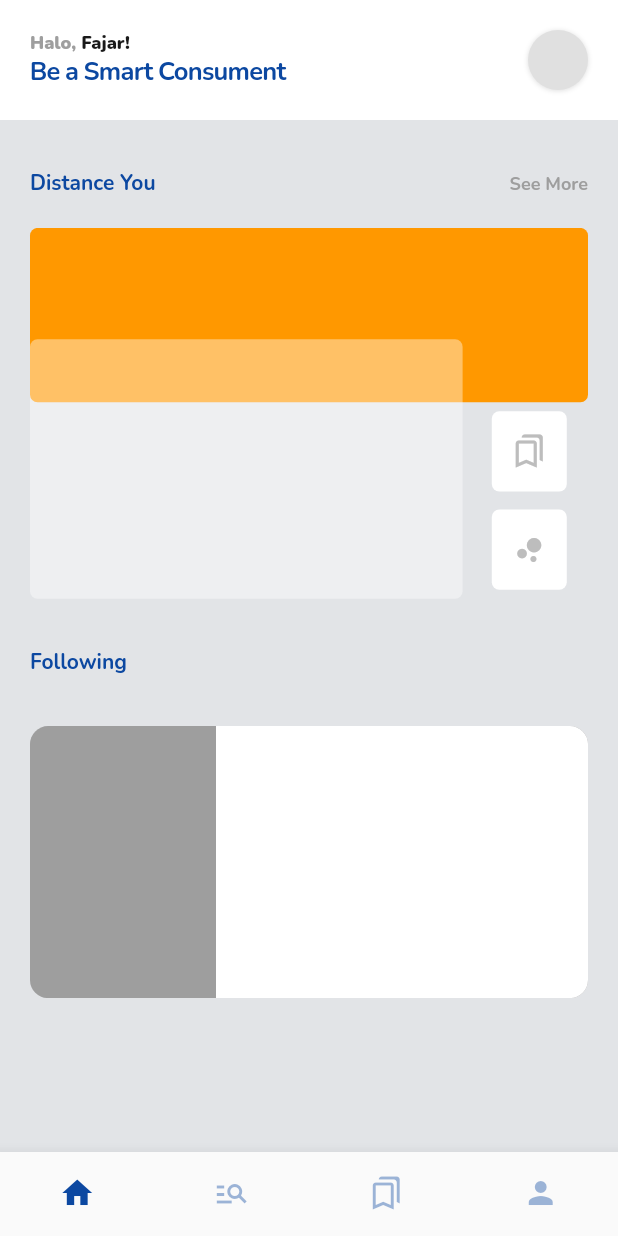
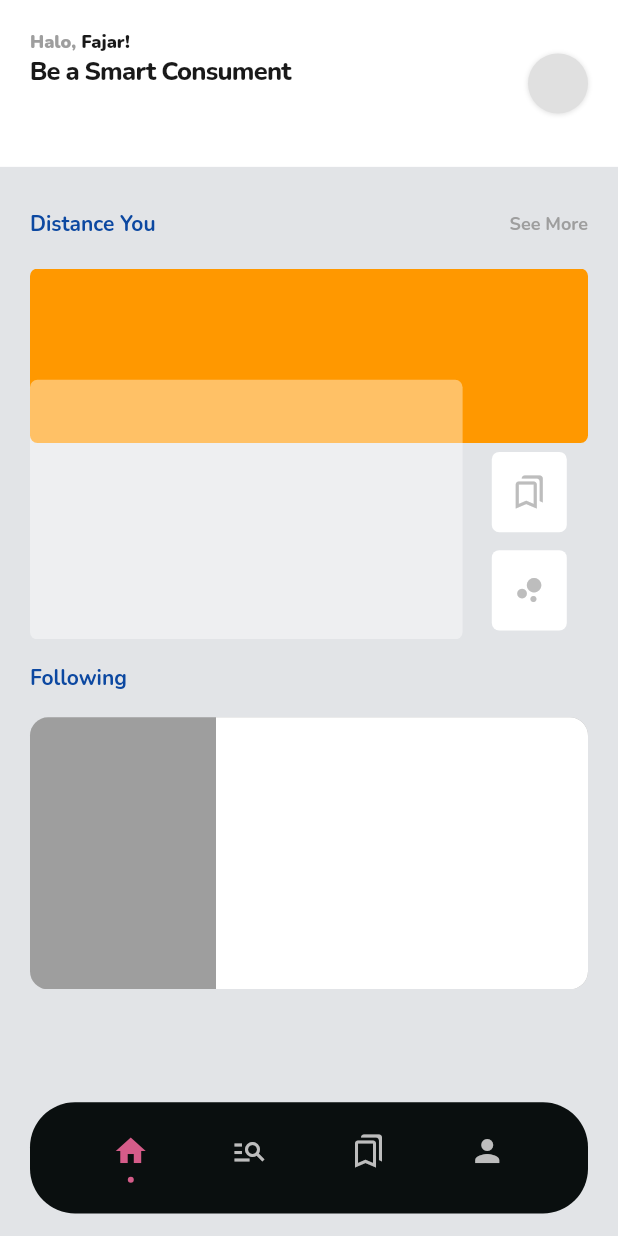
Before and after one commit to animusphere1/kostproject, a Flutter app: the screen it shows after launch, on a phone screen of 412 x 824 dp. Run offline on Flutter 3.47's test engine with Material 2 defaults, Android fonts, the phone set to English and light mode, and no system bars; our stand-ins replace get, google_fonts, google_maps_flutter, supercharged.

Commit message:
add mapscreen

```diff
--- a/lib/core/controller/corescreen_controller.dart
+++ b/lib/core/controller/corescreen_controller.dart
@@ -1,11 +1,20 @@
 import 'package:flutter/material.dart';
 import 'package:get/get.dart';
+import 'package:kost/screen/map/maps_screen.dart';
+import 'package:kost/screen/screen.dart';
 
 class CoreScreenController extends GetxController {
   late PageController _pageController;
   PageController get pageController => _pageController;
 
   RxInt bottomNavigationIndexActive = 0.obs;
+  RxList<Widget> listScreen = const [
+    HomeScreen(),
+    MapsScreen(),
+    HomeScreen(),
+    HomeScreen(),
+  ].obs;
+
   RxList<IconData> listIcon = [
     Icons.home,
     Icons.manage_search_outlined,
--- a/lib/core/utils/color.dart
+++ b/lib/core/utils/color.dart
@@ -6,5 +6,6 @@ class HexColor {
   static final fontColorsBlack = '#191919'.toColor();
   static final fontsColorsBlue = '#0C48A1'.toColor();
 
+  static final containerItemsColorsPurple = '#D55C89'.toColor();
   static final containerItemsLight = '#0A0F0F'.toColor();
 }
--- a/lib/router_generator.dart
+++ b/lib/router_generator.dart
@@ -13,7 +13,7 @@ class RouteGenerator {
     switch (settings.name) {
       case routeHome:
         return GetPageRoute(
-          page: () => HomeScreen(),
+          page: () => const HomeScreen(),
         );
     }
   }
--- a/lib/screen/core_screen.dart
+++ b/lib/screen/core_screen.dart
@@ -1,10 +1,8 @@
-import 'package:flutter/foundation.dart';
 import 'package:flutter/material.dart';
 import 'package:get/get.dart';
 import 'package:kost/core/controller/corescreen_controller.dart';
 import 'package:kost/core/utils/color.dart';
 import 'package:kost/core/utils/height_and_width.dart';
-import 'package:kost/screen/home/home_screen.dart';
 
 class CoreScreen extends StatefulWidget {
   const CoreScreen({Key? key}) : super(key: key);
@@ -20,36 +18,84 @@ class _CoreScreenState extends State<CoreScreen> {
       init: CoreScreenController(),
       builder: (controller) {
         return Scaffold(
-          bottomNavigationBar: BottomNavigationBar(
-            type: BottomNavigationBarType.fixed,
-            showSelectedLabels: false,
-            showUnselectedLabels: false,
-            onTap: (index) => controller.changevalueWithTap(index),
-            items: List.generate(
-              controller.listIcon.length,
-              (index) => BottomNavigationBarItem(
-                icon: Icon(
-                  controller.listIcon[index],
-                  color: controller.bottomNavigationIndexActive.value == index
-                      ? HexColor.fontsColorsBlue
-                      : HexColor.fontsColorsBlue.withOpacity(0.4),
+          body: Stack(
+            children: [
+              PageView(
+                physics: const NeverScrollableScrollPhysics(),
+                controller: controller.pageController,
+                // onPageChanged: (index) => controller.changeValueWithSwap(index),
+                children: controller.listScreen,
+              ),
+              //bottomNavigation
+              Align(
+                alignment: Alignment.bottomCenter,
+                child: Padding(
+                  padding: const EdgeInsets.only(
+                    left: 20,
+                    right: 20,
+                    top: 20,
+                    bottom: 15,
+                  ),
+                  child: bottomNavigation(context, controller),
                 ),
-                label: '',
               ),
-            ),
-          ),
-          body: PageView(
-            controller: controller.pageController,
-            onPageChanged: (index) => controller.changeValueWithSwap(index),
-            children: const [
-              HomeScreen(),
-              HomeScreen(),
-              HomeScreen(),
-              HomeScreen(),
             ],
           ),
         );
       },
     );
   }
+
+  Container bottomNavigation(
+      BuildContext context, CoreScreenController controller) {
+    return Container(
+      height: heightMediaQuery(context) * 0.09,
+      decoration: BoxDecoration(
+        color: HexColor.containerItemsLight,
+        borderRadius: const BorderRadius.all(
+          Radius.circular(30),
+        ),
+      ),
+      child: Row(
+        mainAxisAlignment: MainAxisAlignment.spaceEvenly,
+        children: controller.listScreen.length == controller.listIcon.length
+            ? List.generate(
+                controller.listScreen.length,
+                (index) => Column(
+                  mainAxisAlignment: MainAxisAlignment.center,
+                  children: [
+                    GestureDetector(
+                      onTap: () => controller.changevalueWithTap(index),
+                      child: Icon(
+                        controller.listIcon[index],
+                        color: controller.bottomNavigationIndexActive.value ==
+                                index
+                            ? HexColor.containerItemsColorsPurple
+                            : Colors.grey.shade400,
+                      ),
+                    ),
+                    const SizedBox(
+                      height: 5,
+                    ),
+                    controller.bottomNavigationIndexActive.value == index
+                        ? CircleAvatar(
+                            radius: 2,
+                            backgroundColor:
+                                HexColor.containerItemsColorsPurple,
+                          )
+                        : const CircleAvatar(
+                            radius: 2,
+                            backgroundColor: Colors.transparent,
+                          ),
+                  ],
+                ),
+              )
+            : [
+                SizedBox(
+                  height: heightMediaQuery(context) * 0.1,
+                ),
+              ],
+      ),
+    );
+  }
 }
--- a/lib/screen/home/home_screen.dart
+++ b/lib/screen/home/home_screen.dart
@@ -21,21 +21,28 @@ class _HomeScreenState extends State<HomeScreen>
 
   @override
   Widget build(BuildContext context) {
+    super.build(context);
     return SafeArea(
       child: Scaffold(
         resizeToAvoidBottomInset: false,
         backgroundColor: HexColor.backgroundColorsLight,
-        body: SingleChildScrollView(
+        body: Stack(
+          children: [
+            RefreshIndicator(
+              edgeOffset: 50,
+              onRefresh: () async => await Future.delayed(
+                const Duration(seconds: 2),
+              ),
+              child: SingleChildScrollView(
                 child: Column(
                   crossAxisAlignment: CrossAxisAlignment.start,
                   children: [
-              appBar(context),
                     SizedBox(
-                height: heightMediaQuery(context) * 0.04,
+                      height: heightMediaQuery(context) * 0.17,
                     ),
                     Padding(
-                padding:
-                    const EdgeInsets.only(left: 20.0, right: 20, bottom: 20),
+                      padding: const EdgeInsets.only(
+                          left: 20.0, right: 20, bottom: 20),
                       child: Row(
                         mainAxisAlignment: MainAxisAlignment.spaceBetween,
                         children: [
@@ -60,7 +67,7 @@ class _HomeScreenState extends State<HomeScreen>
                       ),
                     ),
                     listDistance(context),
-              SizedBox(height: heightMediaQuery(context) * 0.04),
+                    SizedBox(height: heightMediaQuery(context) * 0.02),
                     Padding(
                       padding: const EdgeInsets.symmetric(horizontal: 20.0),
                       child: Text(
@@ -72,7 +79,7 @@ class _HomeScreenState extends State<HomeScreen>
                         ),
                       ),
                     ),
-              SizedBox(height: heightMediaQuery(context) * 0.04),
+                    SizedBox(height: heightMediaQuery(context) * 0.02),
                     SizedBox(
                       height: heightMediaQuery(context) * 0.22,
                       child: ListView.builder(
@@ -84,6 +91,10 @@ class _HomeScreenState extends State<HomeScreen>
                     ),
                   ],
                 ),
+              ),
+            ),
+            appBar(context),
+          ],
         ),
       ),
     );
@@ -134,6 +145,7 @@ class _HomeScreenState extends State<HomeScreen>
   Widget appBar(BuildContext context) {
     return Container(
       padding: const EdgeInsets.symmetric(vertical: 20, horizontal: 20),
+      height: heightMediaQuery(context) * 0.135,
       decoration: const BoxDecoration(
         color: Colors.white,
       ),
@@ -170,8 +182,8 @@ class _HomeScreenState extends State<HomeScreen>
                   style: GoogleFonts.nunito(
                     fontSize: 17,
                     letterSpacing: -0.5,
-                    fontWeight: FontWeight.bold,
-                    color: HexColor.fontsColorsBlue,
+                    fontWeight: FontWeight.w800,
+                    color: HexColor.fontColorsBlack,
                     wordSpacing: -0.5,
                   ),
                 ),
@@ -234,6 +246,5 @@ class _HomeScreenState extends State<HomeScreen>
   }
 
   @override
-  // TODO: implement wantKeepAlive
   bool get wantKeepAlive => true;
 }
--- /dev/null
+++ b/lib/screen/map/maps_screen.dart
@@ -0,0 +1,26 @@
+import 'package:flutter/material.dart';
+import 'package:google_maps_flutter/google_maps_flutter.dart';
+
+class MapsScreen extends StatefulWidget {
+  const MapsScreen({Key? key}) : super(key: key);
+
+  @override
+  State<MapsScreen> createState() => _MapsScreenState();
+}
+
+class _MapsScreenState extends State<MapsScreen>
+    with AutomaticKeepAliveClientMixin {
+  CameraPosition klake = const CameraPosition(
+    target: LatLng(37.42796133580664, -122.085749655962),
+    zoom: 14.4746,
+  );
+  @override
+  Widget build(BuildContext context) {
+    return Scaffold(
+      body: GoogleMap(zoomControlsEnabled: false, initialCameraPosition: klake),
+    );
+  }
+
+  @override
+  bool get wantKeepAlive => true;
+}
```
Lines whose indentation alone changed are shown as unchanged.
